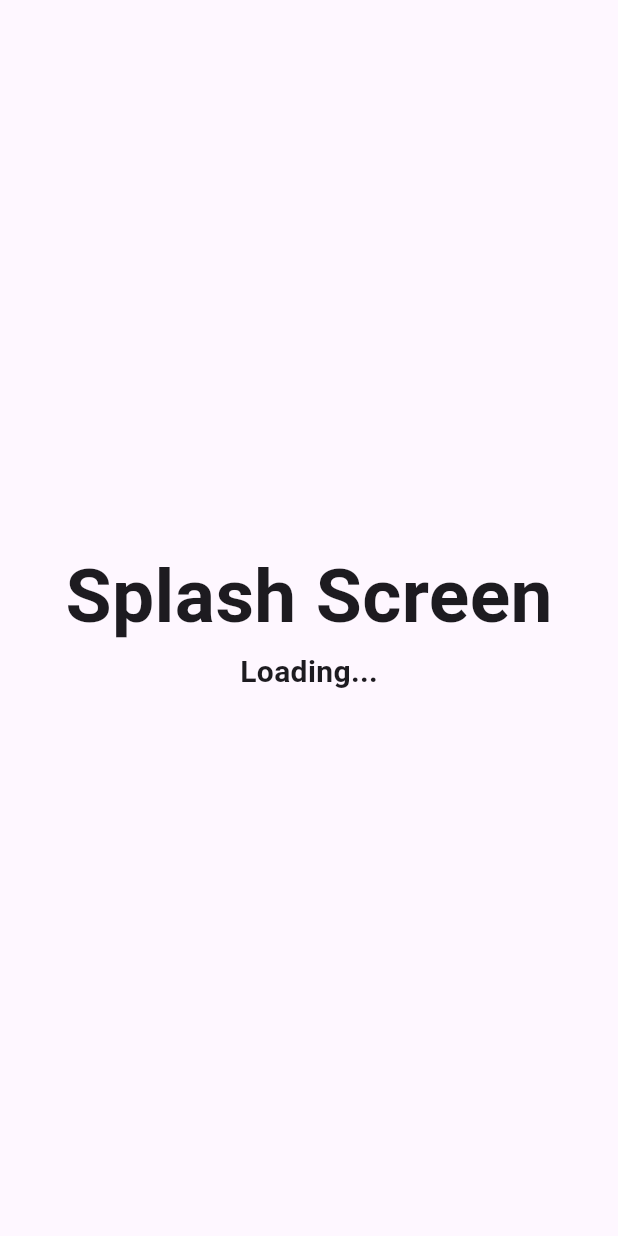
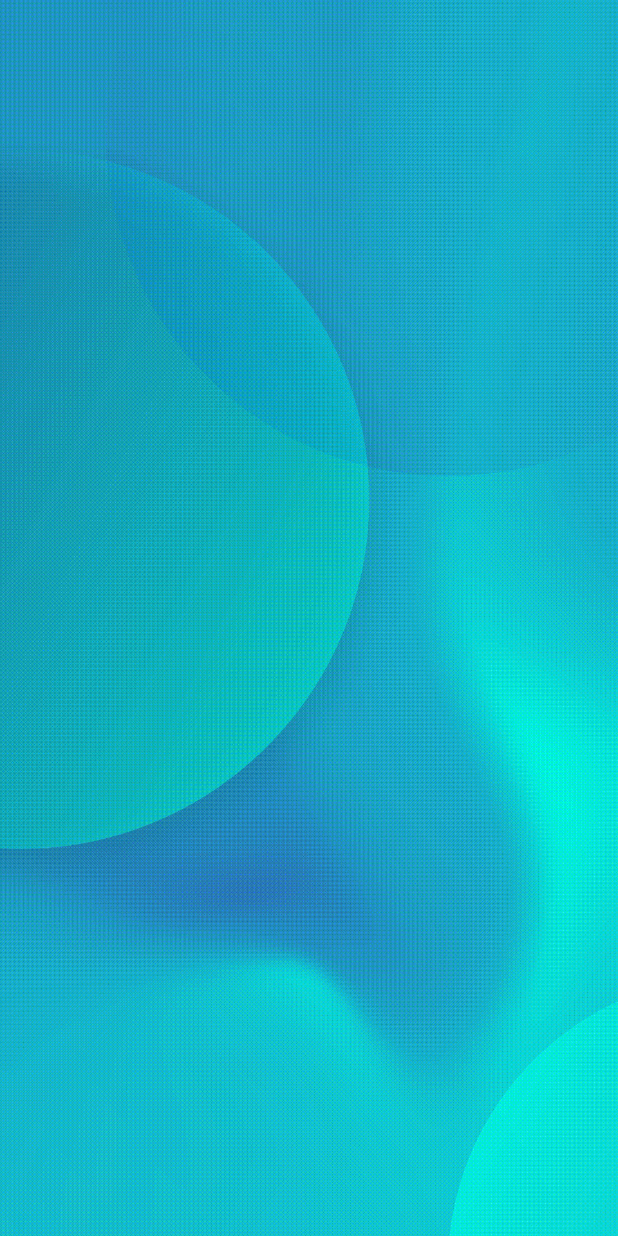
Before and after one commit to MTahir27/video_short_app, a Flutter app: the SplashScreen screen opened by its route, on a phone screen of 412 x 824 dp. Run offline on Flutter 3.47's test engine with Material 3 defaults, Android fonts, the light colour scheme and no system bars.

Commit message:
Splash Screen Completed

```diff
--- /dev/null
+++ b/lib/helper/page_navigate.dart
@@ -0,0 +1,25 @@
+import 'package:flutter/material.dart';
+
+Object pushNamedAndRemoveUntilNavigate({
+  required BuildContext context,
+  required String pageName,
+  Object? argument,
+}) {
+  return Navigator.of(context).pushNamedAndRemoveUntil(
+    pageName,
+    (route) => false,
+    arguments: argument,
+  );
+}
+
+Object pushNamedNavigate({
+  required BuildContext context,
+  required String pageName,
+  Object? argument,
+}) {
+  return Navigator.of(context).pushNamed(pageName, arguments: argument);
+}
+
+void popNavigator({required BuildContext context}) {
+  return Navigator.pop(context);
+}
--- a/lib/router/router.dart
+++ b/lib/router/router.dart
@@ -1,6 +1,7 @@
 import 'package:flutter/material.dart';
 import 'package:video_short/screens/page_not_found_screen.dart';
 
+import '../screens/onborading_screen.dart';
 import './routing_constants.dart';
 import '../screens/home_screen.dart';
 import '../screens/splash_screen.dart';
@@ -16,6 +17,10 @@ Route<dynamic> generateRoute(RouteSettings settings) {
       return MaterialPageRoute(
         builder: (_) => const HomeScreen(),
       );
+    case onboardingScreenRoute:
+      return MaterialPageRoute(
+        builder: (_) => const OnboardingScreen(),
+      );
     default:
       return MaterialPageRoute(
         builder: (_) => const PageNotFoundScreen(),
--- a/lib/router/routing_constants.dart
+++ b/lib/router/routing_constants.dart
@@ -1,2 +1,3 @@
 const String splashScreenRoute = '/';
-const String homeScreenRoute = '/home';
+const String onboardingScreenRoute = '/onBoarding-screen';
+const String homeScreenRoute = '/home-screen';
--- a/lib/screens/splash_screen.dart
+++ b/lib/screens/splash_screen.dart
@@ -1,30 +1,37 @@
 import 'package:flutter/material.dart';
+import 'package:video_short/helper/page_navigate.dart';
+import 'package:video_short/router/routing_constants.dart';
 
-class SplashScreen extends StatelessWidget {
+class SplashScreen extends StatefulWidget {
   const SplashScreen({super.key});
+
+  @override
+  State<SplashScreen> createState() => _SplashScreenState();
+}
+
+class _SplashScreenState extends State<SplashScreen> {
+  @override
+  void initState() {
+    Future.delayed(const Duration(seconds: 3), () {
+      pushNamedAndRemoveUntilNavigate(
+        context: context,
+        pageName: onboardingScreenRoute,
+      );
+    });
+    super.initState();
+  }
 
   @override
   Widget build(BuildContext context) {
     return Scaffold(
-      body: Center(
-        child: Column(
-          mainAxisAlignment: MainAxisAlignment.center,
-          children: const [
-            Text(
-              'Splash Screen',
-              style: TextStyle(
-                fontSize: 50,
-                fontWeight: FontWeight.bold,
-              ),
+      body: Container(
+        decoration: const BoxDecoration(
+          image: DecorationImage(
+            image: AssetImage(
+              'assets/images/splash/splash_bg.png',
             ),
-            Text(
-              'Loading...',
-              style: TextStyle(
-                fontSize: 20,
-                fontWeight: FontWeight.bold,
-              ),
-            ),
-          ],
+            fit: BoxFit.cover,
+          ),
         ),
       ),
     );
```
Also changed, not shown: lib/screens/onborading_screen.dart (added, +14 -0 lines), pubspec.yaml (+5 -7 lines), assets/images/splash/splash_bg.png (added).
